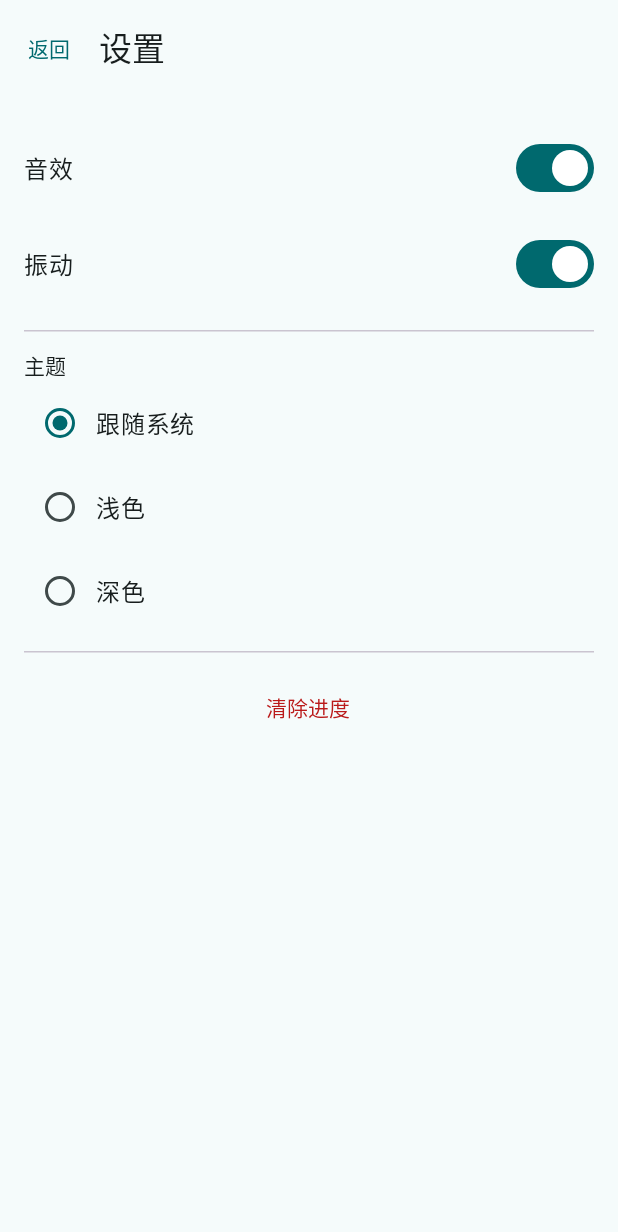
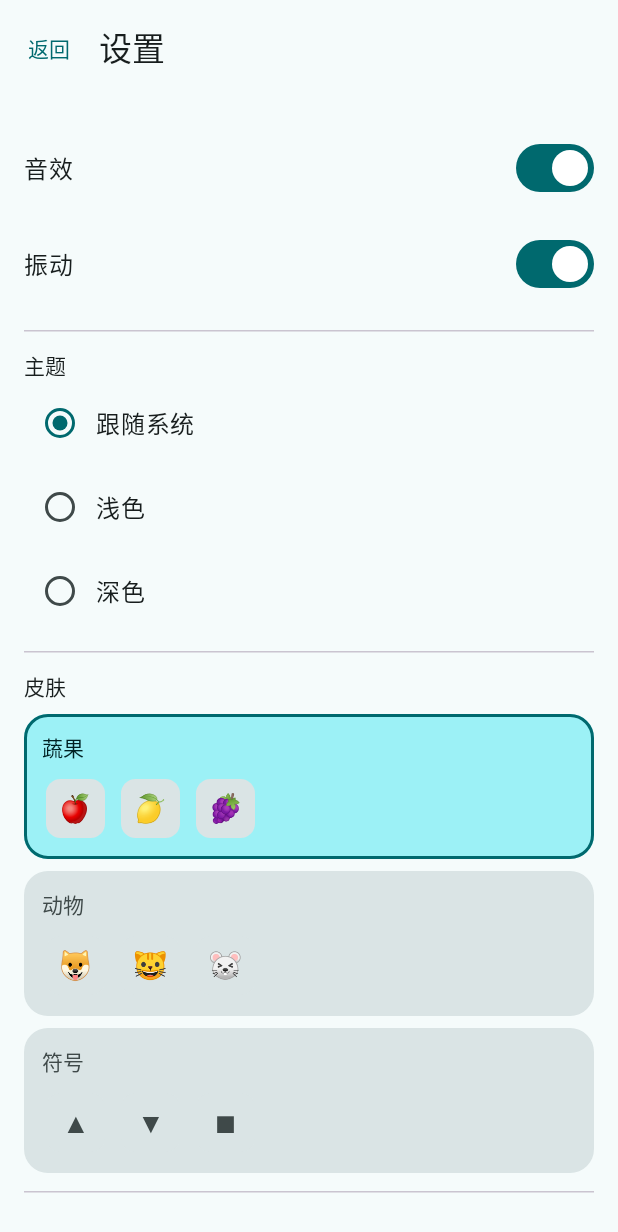
Before and after one commit to leiddev/LianLianKan, an Android app built with Jetpack Compose: the screen it shows after launch (MainActivity), after a tap on "设置", on a phone screen of 412 x 824 dp. Shown: the top 1232 px of the screen. Run offline under Robolectric (Android 15) with nearby library versions, the light colour scheme and no system bars; 3 other taps on this screen came first.

Commit message:
feat(ui): V1.2 皮肤切换 UI（Level 1）
按 doc/V1.2改进计划.md 实施，versionCode 3 / versionName 1.2。

J-1 拆出 TileFaceBox：
- TileFaceBox 承载全部牌面视觉（外发光、卡片底、描边、图案、按压反馈），
  只认图案字符与状态标志，不依赖 Tile —— 设置页预览因此无需伪造领域对象
- TileView 退化为薄适配层：把 Tile.state 翻译成状态标志、从 LocalTileSkin 取图案
- BoardView 的两处调用无需改动（TileView 签名不变）
- 说明：与计划草稿的拆分形态不同。计划是「TileFaceBox 只画卡片、外层套发光描边」，
  实际那样会让描边与发光分属两层、分层混乱，故改为全部视觉收在 TileFaceBox

J-2 引入 TileSkin / TileSkins / LocalTileSkin（ui/theme/Skin.kt）：
- TileFaces.kt 及其测试删除，图案数据并入 TileSkins
- LianLianKanTheme 新增 skinId 参数并 CompositionLocalProvider 下发；
  MainActivity 传 settings.skinId，故切换后重组即生效（FR-11.6）
- 用 compositionLocalOf 而非 staticCompositionLocalOf：皮肤切换只需让读取它的
  ~96 个 TileView 重组，不必让 HUD、操作条、连线画布跟着重组

J-3 设置页皮肤区块：
- 三张预览卡片，各渲染 3 个真实牌面 + 名称 + 选中边框，点击切换
- 刻意不用主题那样的文字单选：皮肤是视觉选择，纯文字等于让玩家盲选

J-4 测试：TileFacesTest(8) 迁为 SkinTest(11)，既有不变量全保留，
新增注册表一致性（id 唯一且与下标一致、名称资源非 0、两两皮肤在同一类型下图案不同）

三套皮肤：蔬果（默认，13 emoji）、动物（13 emoji）、符号（13 个 Unicode 几何字符）。
符号皮肤刻意避开 ♥♠♣♦❄ —— 这些字符带 emoji 变体，部分设备会渲染成彩色 emoji，
恰是本皮肤想避免的情况；跨设备一致性远好于 emoji，兼作 emoji 支持不佳时的兜底。

J-5 文档：SRS 发布 V1.5（FR-11.4 由 P2 提升为 P1、5.1 设置界面补皮肤），
README 更新已知取舍与版本表。

覆盖盲区（已在 SkinTest 类注释中写明）：LocalTileSkin 的默认值无法单测
（CompositionLocal.defaultValue 是 Compose 内部 API），
改为断言 TileSkins.default 本身自洽，实际渲染需 @Preview 或真机确认。

186 个单测全绿；debug 12.66 MB / release 9.04 MB 构建成功；domain 层仍无 Android 依赖。

```diff
--- a/app/build.gradle.kts
+++ b/app/build.gradle.kts
@@ -33,8 +33,8 @@ android {
         applicationId = "com.ldxy.lianliankan"
         minSdk = 24
         targetSdk = 37
-        versionCode = 2
-        versionName = "1.1"
+        versionCode = 3
+        versionName = "1.2"
 
         testInstrumentationRunner = "androidx.test.runner.AndroidJUnitRunner"
     }
--- a/app/src/main/java/com/ldxy/lianliankan/MainActivity.kt
+++ b/app/src/main/java/com/ldxy/lianliankan/MainActivity.kt
@@ -65,7 +65,11 @@ class MainActivity : ComponentActivity() {
                     .isAppearanceLightStatusBars = !darkTheme
             }
 
-            LianLianKanTheme(darkTheme = darkTheme) {
+            LianLianKanTheme(
+                darkTheme = darkTheme,
+                // 皮肤与主题同样从设置流下来，因此切换后重组即生效（SRS FR-11.6）
+                skinId = settings.skinId,
+            ) {
                 Box(
                     modifier = Modifier
                         .fillMaxSize()
--- a/app/src/main/java/com/ldxy/lianliankan/ui/game/TileView.kt
+++ b/app/src/main/java/com/ldxy/lianliankan/ui/game/TileView.kt
@@ -30,54 +30,53 @@ import androidx.compose.ui.unit.Dp
 import androidx.compose.ui.unit.dp
 import com.ldxy.lianliankan.domain.model.Tile
 import com.ldxy.lianliankan.domain.model.TileState
+import com.ldxy.lianliankan.ui.theme.LocalTileSkin
 
 /**
- * 单张牌（SRS FR-13.3 / FR-13.4 / FR-13.7）。
+ * 牌面视觉（V1.2 的 J-1）。
  *
- * - 圆角卡片 + 按压缩放反馈（FR-13.3）；
- * - 选中态：主色调底 + 描边 + 外发光（FR-13.4）；
- * - 提示态：第三色调底 + 描边（FR-9.1 的高亮）；
- * - 错误态：红色调（抖动由调用方通过 [modifier] 施加，见 `BoardView`）；
- * - 图案用 emoji 文本渲染，字号随格子边长缩放（FR-13.7）；
- * - [alpha] / [extraScale] 供消除动画（缩放 + 淡出，FR-13.6）驱动。
+ * **只认一个图案字符与一组状态标志，完全不依赖 `Tile`** —— 这样设置页的皮肤预览可以
+ * 直接复用它渲染示例牌面，不必伪造 `Tile` 领域对象；预览与棋盘共用同一段视觉代码，
+ * 也就不会出现「预览好看、实际不一样」。
  *
- * 牌面元素不参与语义树的具体图案信息，只暴露坐标描述，避免读屏时泄露图案导致「作弊」，
- * 同时保留可定位性。
+ * 这里承载**全部**牌面视觉（外发光、卡片底、描边、图案、按压反馈）；
+ * [TileView] 只是一层把 `Tile` 翻译成 [face] 与状态标志的薄适配层。
+ *
+ * 状态标志之所以是入参而非从 `Tile` 推导，正是因为预览场景没有 `Tile`。
  */
 @Composable
-fun TileView(
-    tile: Tile,
+fun TileFaceBox(
+    face: String,
     cellSize: Dp,
-    onClick: () -> Unit,
     modifier: Modifier = Modifier,
     enabled: Boolean = true,
+    isSelected: Boolean = false,
+    isHinted: Boolean = false,
     isRejected: Boolean = false,
     alpha: Float = 1f,
     extraScale: Float = 1f,
+    onClick: () -> Unit = {},
 ) {
     val interactionSource = remember { MutableInteractionSource() }
     val pressed by interactionSource.collectIsPressedAsState()
 
-    val isSelected = tile.state == TileState.SELECTED
-    val isHinted = tile.state == TileState.HINTED
-
-    val colors = MaterialTheme.colorScheme
+    val palette = MaterialTheme.colorScheme
     val container = when {
-        isRejected -> colors.errorContainer
-        isSelected -> colors.primaryContainer
-        isHinted -> colors.tertiaryContainer
-        else -> colors.surfaceVariant
+        isRejected -> palette.errorContainer
+        isSelected -> palette.primaryContainer
+        isHinted -> palette.tertiaryContainer
+        else -> palette.surfaceVariant
     }
     val content = when {
-        isRejected -> colors.onErrorContainer
-        isSelected -> colors.onPrimaryContainer
-        isHinted -> colors.onTertiaryContainer
-        else -> colors.onSurfaceVariant
+        isRejected -> palette.onErrorContainer
+        isSelected -> palette.onPrimaryContainer
+        isHinted -> palette.onTertiaryContainer
+        else -> palette.onSurfaceVariant
     }
     val accent = when {
-        isRejected -> colors.error
-        isSelected -> colors.primary
-        isHinted -> colors.tertiary
+        isRejected -> palette.error
+        isSelected -> palette.primary
+        isHinted -> palette.tertiary
         else -> Color.Transparent
     }
 
@@ -131,16 +130,49 @@ fun TileView(
                 ),
             contentAlignment = Alignment.Center,
         ) {
-            val density = LocalDensity.current
             Text(
-                text = TileFaces.faceFor(tile.type),
-                fontSize = with(density) { (cellSize * 0.42f).toSp() },
+                text = face,
+                fontSize = with(LocalDensity.current) { (cellSize * 0.42f).toSp() },
                 fontWeight = FontWeight.Medium,
                 color = content,
-                modifier = Modifier.semantics {
-                    contentDescription = "tile-${tile.row}-${tile.col}"
-                },
+                modifier = Modifier.semantics { contentDescription = face },
             )
         }
     }
 }
+
+/**
+ * 棋盘上的一张牌（SRS FR-13.3 / FR-13.4 / FR-13.7）。
+ *
+ * 只做两件事：把 `Tile.state` 翻译成状态标志、从 [LocalTileSkin] 解析出图案字符，
+ * 然后交给 [TileFaceBox]。所有视觉都在后者。
+ *
+ * 图案取自当前皮肤，因此设置页切换皮肤后棋盘会立即跟着变（SRS FR-11.6）。
+ *
+ * 语义描述只用图案字符本身，**不暴露坐标** —— 读屏时泄露行列信息对这类游戏没有帮助，
+ * 而图案字符是玩家本来就能看到的内容。
+ */
+@Composable
+fun TileView(
+    tile: Tile,
+    cellSize: Dp,
+    onClick: () -> Unit,
+    modifier: Modifier = Modifier,
+    enabled: Boolean = true,
+    isRejected: Boolean = false,
+    alpha: Float = 1f,
+    extraScale: Float = 1f,
+) {
+    TileFaceBox(
+        face = LocalTileSkin.current.faceAt(tile.type),
+        cellSize = cellSize,
+        modifier = modifier,
+        enabled = enabled,
+        isSelected = tile.state == TileState.SELECTED,
+        isHinted = tile.state == TileState.HINTED,
+        isRejected = isRejected,
+        alpha = alpha,
+        extraScale = extraScale,
+        onClick = onClick,
+    )
+}
--- a/app/src/main/java/com/ldxy/lianliankan/ui/settings/SettingsScreen.kt
+++ b/app/src/main/java/com/ldxy/lianliankan/ui/settings/SettingsScreen.kt
@@ -1,15 +1,20 @@
 package com.ldxy.lianliankan.ui.settings
 
+import androidx.compose.foundation.BorderStroke
 import androidx.compose.foundation.layout.Arrangement
 import androidx.compose.foundation.layout.Column
 import androidx.compose.foundation.layout.Row
+import androidx.compose.foundation.layout.Spacer
 import androidx.compose.foundation.layout.fillMaxSize
 import androidx.compose.foundation.layout.fillMaxWidth
+import androidx.compose.foundation.layout.height
 import androidx.compose.foundation.layout.padding
 import androidx.compose.foundation.rememberScrollState
 import androidx.compose.foundation.selection.selectableGroup
 import androidx.compose.foundation.verticalScroll
 import androidx.compose.material3.AlertDialog
+import androidx.compose.material3.Card
+import androidx.compose.material3.CardDefaults
 import androidx.compose.material3.ExperimentalMaterial3Api
 import androidx.compose.material3.HorizontalDivider
 import androidx.compose.material3.MaterialTheme
@@ -31,6 +36,9 @@ import androidx.compose.ui.unit.dp
 import androidx.lifecycle.compose.collectAsStateWithLifecycle
 import com.ldxy.lianliankan.R
 import com.ldxy.lianliankan.domain.model.ThemeMode
+import com.ldxy.lianliankan.ui.game.TileFaceBox
+import com.ldxy.lianliankan.ui.theme.TileSkin
+import com.ldxy.lianliankan.ui.theme.TileSkins
 
 /**
  * 设置页（SRS FR-11）。
@@ -104,6 +112,25 @@ fun SettingsScreen(
 
             HorizontalDivider(modifier = Modifier.padding(vertical = 12.dp))
 
+            // 皮肤（SRS FR-11.4 / V1.2 的 J-3）。
+            // 刻意不用主题那样的文字单选 —— 皮肤是视觉选择，纯文字等于让玩家盲选。
+            Text(
+                text = stringResource(R.string.settings_skin),
+                style = MaterialTheme.typography.titleSmall,
+            )
+            Spacer(modifier = Modifier.height(8.dp))
+            Column(verticalArrangement = Arrangement.spacedBy(8.dp)) {
+                TileSkins.all.forEach { skin ->
+                    SkinCard(
+                        skin = skin,
+                        selected = settings.skinId == skin.id,
+                        onClick = { viewModel.onSkinIdChange(skin.id) },
+                    )
+                }
+            }
+
+            HorizontalDivider(modifier = Modifier.padding(vertical = 12.dp))
+
             TextButton(
                 onClick = { confirmClear = true },
                 modifier = Modifier.fillMaxWidth(),
@@ -166,3 +193,51 @@ private fun themeModeLabel(mode: ThemeMode): String = stringResource(
         ThemeMode.DARK -> R.string.settings_theme_dark
     },
 )
+
+/**
+ * 一张皮肤卡片：左侧渲染该皮肤的 3 个示例牌面，右侧是皮肤名与选中标记。
+ *
+ * 预览直接复用棋盘的 `TileFaceBox`（V1.2 的 J-1）—— 因此不需要伪造 `Tile` 领域对象，
+ * 也不会出现「预览与实际不一致」。预览牌面不可点击。
+ */
+@Composable
+private fun SkinCard(
+    skin: TileSkin,
+    selected: Boolean,
+    onClick: () -> Unit,
+) {
+    val colors = MaterialTheme.colorScheme
+    Card(
+        onClick = onClick,
+        modifier = Modifier.fillMaxWidth(),
+        colors = CardDefaults.cardColors(
+            containerColor = if (selected) colors.primaryContainer else colors.surfaceVariant,
+        ),
+        border = if (selected) {
+            BorderStroke(2.dp, colors.primary)
+        } else {
+            null
+        },
+    ) {
+        Column(modifier = Modifier.padding(12.dp)) {
+            Text(
+                text = stringResource(skin.nameRes),
+                style = MaterialTheme.typography.titleSmall,
+                color = if (selected) colors.onPrimaryContainer else colors.onSurfaceVariant,
+            )
+            Spacer(modifier = Modifier.height(8.dp))
+            Row(horizontalArrangement = Arrangement.spacedBy(6.dp)) {
+                // 取该皮肤的前 3 个图案作为示例
+                skin.faces.take(PREVIEW_FACE_COUNT).forEach { face ->
+                    TileFaceBox(face = face, cellSize = PREVIEW_CELL_SIZE, enabled = false)
+                }
+            }
+        }
+    }
+}
+
+/** 预览卡片里渲染几个示例牌面。 */
+private const val PREVIEW_FACE_COUNT = 3
+
+/** 预览牌面的边长；比棋盘上的格子略小，避免卡片过高。 */
+private val PREVIEW_CELL_SIZE = 44.dp
--- /dev/null
+++ b/app/src/main/java/com/ldxy/lianliankan/ui/theme/Skin.kt
@@ -0,0 +1,101 @@
+package com.ldxy.lianliankan.ui.theme
+
+import androidx.annotation.StringRes
+import androidx.compose.runtime.compositionLocalOf
+import com.ldxy.lianliankan.R
+
+/**
+ * 一套皮肤：图案集 + 展示名（SRS FR-11.4 / FR-13.7）。
+ *
+ * Level 1 只承载图案；若将来让皮肤同时携带配色（SRS FR-11.4 的「图案/配色主题」），
+ * 只需在本类追加字段并让 [LianLianKanTheme] 多消费一层 —— 调用方无需改动。
+ */
+data class TileSkin(
+    val id: Int,
+    /** 设置页展示用的名字。用资源 id 而非字符串，便于将来本地化。 */
+    @StringRes val nameRes: Int,
+    /** 该皮肤的全部图案，长度须不少于关卡所需的最大 `typeCount`（见 `SkinTest`）。 */
+    val faces: List<String>,
+) {
+    /**
+     * 取图案类型对应的显示字符。
+     *
+     * 用 [Int.mod] 而非 `%`，保证类型为负时也能得到合规下标（逻辑层不产生负类型，
+     * 但这里不冒抛异常的风险）。
+     */
+    fun faceAt(type: Int): String = faces[type.mod(faces.size)]
+}
+
+/**
+ * 皮肤注册表（SRS NFR-4.2：新增图案/皮肤无需改动核心逻辑）。
+ *
+ * 新增一套皮肤只需往 [all] 追加一项并加一条字符串资源，
+ * `GameSession` 等逻辑层完全不感知皮肤的存在。
+ *
+ * **定位说明**：图案集最初放在 `ui/game`（名为 `TileFaces`），V1.2 迁到 `ui/theme` ——
+ * 因为设置页的预览也要用它，它已属于「跨屏幕的呈现配置」，与 `Color` / `Shape` / `Theme` 同类。
+ */
+object TileSkins {
+
+    /** 默认皮肤编号。 */
+    const val DEFAULT_ID = 0
+
+    /**
+     * 全部皮肤。
+     *
+     * 三套的取舍：
+     * - **蔬果（默认）**：13 个图案，色彩丰富、辨识度高，作为默认观感；
+     * - **动物**：表情类 emoji，与蔬果风格区分明显；
+     * - **符号**：普通 Unicode 几何字符，**由系统字体渲染，跨设备一致性远好于 emoji**，
+     *   兼作 emoji 支持不佳设备上的兜底（见 V1.2 计划的风险 R-1）。
+     */
+    val all: List<TileSkin> = listOf(
+        TileSkin(
+            id = 0,
+            nameRes = R.string.skin_produce,
+            faces = listOf(
+                "🍎", "🍋", "🍇", "🍓", "🍑", "🍒", "🥝",
+                "🍊", "🍌", "🥕", "🌽", "🍄", "🥑",
+            ),
+        ),
+        TileSkin(
+            id = 1,
+            nameRes = R.string.skin_animals,
+            faces = listOf(
+                "🐶", "🐱", "🐭", "🐰", "🦊", "🐻", "🐼",
+                "🐨", "🐯", "🦁", "🐮", "🐷", "🐸",
+            ),
+        ),
+        TileSkin(
+            id = 2,
+            nameRes = R.string.skin_symbols,
+            // 刻意避开 ♥ ♠ ♣ ♦ ❄ 这类「有 emoji 变体」的字符 —— 它们在部分设备上会被
+            // 渲染成彩色 emoji，正是本皮肤想避免的情况。这里全部取几何图形/装饰符号。
+            faces = listOf(
+                "▲", "▼", "■", "●", "◆", "★", "✚",
+                "✦", "✿", "◐", "▣", "◈", "⬢",
+            ),
+        ),
+    )
+
+    /** 默认皮肤。 */
+    val default: TileSkin get() = all[DEFAULT_ID]
+
+    /** 按编号取皮肤；**未注册的编号回退到默认皮肤**，不抛异常。 */
+    fun byId(id: Int): TileSkin = all.firstOrNull { it.id == id } ?: default
+}
+
+/**
+ * 当前皮肤。
+ *
+ * 用 CompositionLocal 而非参数透传：[游戏界面] 与 [设置页预览] 必须共用同一来源，
+ * 否则迟早出现「预览与实际不一致」；而读它的只有叶子组件 `TileView`，
+ * 棋盘最多渲染约 96 个，正是环境式呈现配置的典型场景。
+ *
+ * 用 [compositionLocalOf] 而不是 `staticCompositionLocalOf`：后者值一变就重组整个
+ * content 子树，而皮肤切换只需要让真正读它的那批 `TileView` 重组，
+ * 没必要让 HUD、操作条、连线画布跟着重组。
+ *
+ * 默认值非空，保证 `@Preview` 或未 provide 的场景不会崩溃或串皮肤（计划的风险 R-2）。
+ */
+val LocalTileSkin = compositionLocalOf { TileSkins.default }
--- a/app/src/main/java/com/ldxy/lianliankan/ui/theme/Theme.kt
+++ b/app/src/main/java/com/ldxy/lianliankan/ui/theme/Theme.kt
@@ -3,25 +3,32 @@ package com.ldxy.lianliankan.ui.theme
 import androidx.compose.foundation.isSystemInDarkTheme
 import androidx.compose.material3.MaterialTheme
 import androidx.compose.runtime.Composable
+import androidx.compose.runtime.CompositionLocalProvider
 import androidx.compose.ui.graphics.Brush
 
 /**
  * 应用主题入口（SRS FR-13.1：采用 Material 3 设计规范）。
  *
- * 深浅两套配色见 `Color.kt`，圆角与间距见 `Shape.kt`。
- * 三态主题（跟随系统 / 浅色 / 深色）由调用方把 [ThemeMode] 解析成 [darkTheme] 后传入 ——
+ * 深浅两套配色见 `Color.kt`，圆角与间距见 `Shape.kt`，皮肤见 `Skin.kt`。
+ * 三态主题（跟随系统 / 浅色 / 深色）由调用方把 `ThemeMode` 解析成 [darkTheme] 后传入 ——
  * 「跟随系统」需要读 Compose 环境，不能放进必须在 JVM 上单测的领域模型（NFR-3.1）。
+ *
+ * [skinId] 在这里被解析成 [TileSkin] 并通过 [LocalTileSkin] 下发（V1.2 的 J-2）。
+ * 未注册的编号由 [TileSkins.byId] 回退到默认皮肤，因此调用方不必自行校验。
  */
 @Composable
 fun LianLianKanTheme(
     darkTheme: Boolean = isSystemInDarkTheme(),
+    skinId: Int = TileSkins.DEFAULT_ID,
     content: @Composable () -> Unit,
 ) {
-    MaterialTheme(
-        colorScheme = if (darkTheme) DarkColors else LightColors,
-        shapes = AppShapes,
-        content = content,
-    )
+    CompositionLocalProvider(LocalTileSkin provides TileSkins.byId(skinId)) {
+        MaterialTheme(
+            colorScheme = if (darkTheme) DarkColors else LightColors,
+            shapes = AppShapes,
+            content = content,
+        )
+    }
 }
 
 /**
--- a/app/src/main/res/values/strings.xml
+++ b/app/src/main/res/values/strings.xml
@@ -53,6 +53,10 @@
     <string name="settings_theme_system">跟随系统</string>
     <string name="settings_theme_light">浅色</string>
     <string name="settings_theme_dark">深色</string>
+    <string name="settings_skin">皮肤</string>
+    <string name="skin_produce">蔬果</string>
+    <string name="skin_animals">动物</string>
+    <string name="skin_symbols">符号</string>
     <string name="settings_clear_progress">清除进度</string>
     <string name="settings_clear_progress_confirm">将清空全部关卡解锁状态与最佳成绩，且无法恢复。确定继续吗？</string>
 
```
Also changed, not shown: app/src/main/java/com/ldxy/lianliankan/ui/game/TileFaces.kt (deleted, +0 -48 lines), 5 other files.
